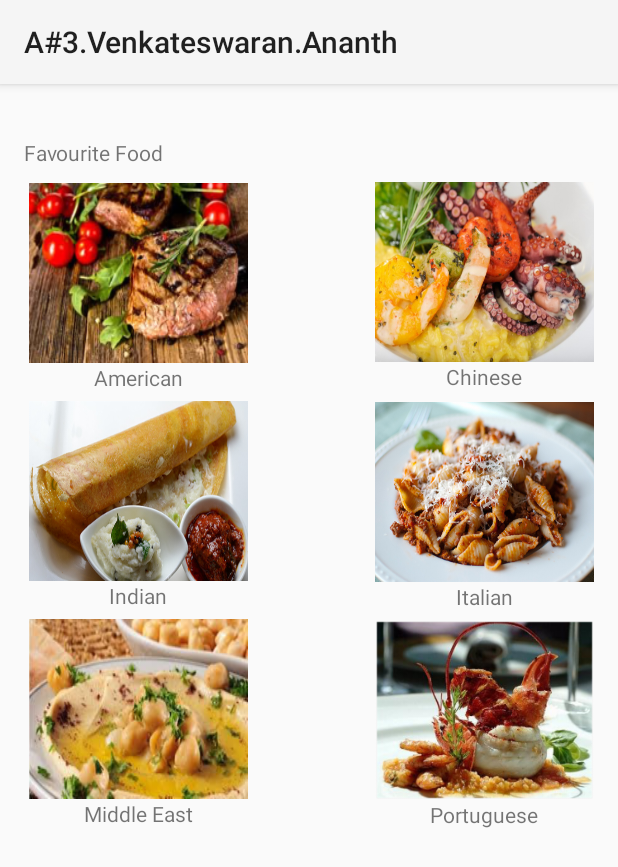
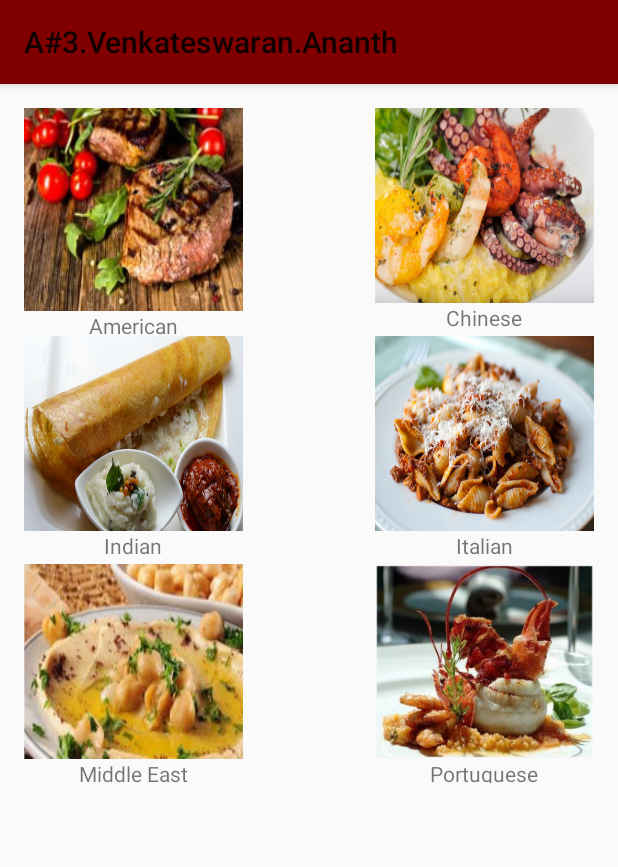
Before and after one commit to vishnuv1228/ITP-341, an Android app: the layout activity_main.xml on its own in the app's theme, with its tools: preview values and no code run, on a phone screen of 412 x 824 dp. Shown: the top 867 px of the screen. Run offline under Robolectric (Android 15) with nearby library versions, the phone set to English and light mode, and no system bars.

Commit message:
Finished Action Bar customization and resized. Have to edit title and edit status bar

```diff
--- a/Assignments/A#3.Venkateswaran.Ananth/app/build.gradle
+++ b/Assignments/A#3.Venkateswaran.Ananth/app/build.gradle
@@ -7,7 +7,7 @@ android {
     defaultConfig {
         applicationId "app.a3.ananth.venkateswaran.itp341.a3venkateswaranananth"
         minSdkVersion 22
-        targetSdkVersion 23
+        targetSdkVersion 22
         versionCode 1
         versionName "1.0"
     }
@@ -20,5 +20,6 @@ android {
 }
 
 dependencies {
+    compile "com.android.support:appcompat-v7:22.0.+"
     compile fileTree(dir: 'libs', include: ['*.jar'])
 }
--- a/Assignments/A#3.Venkateswaran.Ananth/app/src/main/AndroidManifest.xml
+++ b/Assignments/A#3.Venkateswaran.Ananth/app/src/main/AndroidManifest.xml
@@ -1,7 +1,7 @@
 <?xml version="1.0" encoding="utf-8"?>
 <manifest xmlns:android="http://schemas.android.com/apk/res/android"
     package="app.a3.ananth.venkateswaran.itp341.a3venkateswaranananth" >
-
+    <uses-sdk android:minSdkVersion="14"  android:targetSdkVersion="22" />
     <application
         android:allowBackup="true"
         android:icon="@mipmap/ic_launcher"
--- a/Assignments/A#3.Venkateswaran.Ananth/app/src/main/java/app/a3/ananth/venkateswaran/itp341/a3venkateswaranananth/MainActivity.java
+++ b/Assignments/A#3.Venkateswaran.Ananth/app/src/main/java/app/a3/ananth/venkateswaran/itp341/a3venkateswaranananth/MainActivity.java
@@ -1,8 +1,11 @@
 package app.a3.ananth.venkateswaran.itp341.a3venkateswaranananth;
 
 
+import android.app.ActionBar;
 import android.app.Activity;
+import android.graphics.Color;
 import android.os.Bundle;
+import android.support.v7.app.ActionBarActivity;
 import android.view.Menu;
 import android.view.MenuItem;
 import android.view.View;
@@ -10,7 +13,7 @@ import android.widget.ImageButton;
 import android.widget.Toast;
 
 
-public class MainActivity extends Activity {
+public class MainActivity extends ActionBarActivity {
 
     ImageButton btnAmerican;
     ImageButton btnChinese;
@@ -34,7 +37,6 @@ public class MainActivity extends Activity {
     public static final String COUNTER_IT = " app.a3.ananth.venkateswaran.itp41.a3venkateswaranananth.counterIt";
     public static final String COUNTER_MI = " app.a3.ananth.venkateswaran.itp41.a3venkateswaranananth.counterMi";
     public static final String COUNTER_PO = " app.a3.ananth.venkateswaran.itp41.a3venkateswaranananth.counterPo";
-
 
 
     protected void onSaveInstanceState(Bundle outState) {
@@ -142,4 +144,7 @@ public class MainActivity extends Activity {
             }
         }
     }
+
+
+
 }
--- a/Assignments/A#3.Venkateswaran.Ananth/app/src/main/res/layout/activity_main.xml
+++ b/Assignments/A#3.Venkateswaran.Ananth/app/src/main/res/layout/activity_main.xml
@@ -16,29 +16,20 @@
             android:layout_width="match_parent"
             android:layout_height="wrap_content">
 
-            <TextView
-                android:layout_width="wrap_content"
-                android:layout_height="32dp"
-                android:text="@string/title"
-                android:id="@+id/textView"
-                android:layout_marginTop="20dp"/>
-
             <LinearLayout
                 android:orientation="vertical"
                 android:layout_width="wrap_content"
-                android:layout_height="450dp"
-                android:layout_marginTop="50dp"
-                android:layout_marginLeft="-90dp">
+                android:layout_height="450dp">
 
                 <LinearLayout
                     android:orientation="vertical"
                     android:layout_width="146dp"
-                    android:layout_height="145dp"
+                    android:layout_height="152dp"
                     android:weightSum="1">
 
                     <ImageButton
                         android:layout_width="match_parent"
-                        android:layout_height="120dp"
+                        android:layout_height="135dp"
                         android:id="@+id/americanButton"
                         android:src="@drawable/american"
                         android:scaleType="fitXY"
@@ -58,11 +49,11 @@
                 <LinearLayout
                     android:orientation="vertical"
                     android:layout_width="146dp"
-                    android:layout_height="145dp">
+                    android:layout_height="152dp">
 
                     <ImageButton
                         android:layout_width="match_parent"
-                        android:layout_height="120dp"
+                        android:layout_height="130dp"
                         android:id="@+id/indianButton"
                         android:src="@drawable/indian"
                         android:scaleType="fitXY"
@@ -79,11 +70,11 @@
                 <LinearLayout
                     android:orientation="vertical"
                     android:layout_width="146dp"
-                    android:layout_height="145dp">
+                    android:layout_height="152dp">
 
                     <ImageButton
                         android:layout_width="match_parent"
-                        android:layout_height="120dp"
+                        android:layout_height="130dp"
                         android:id="@+id/middle_eastButton"
                         android:src="@drawable/middle_east"
                         android:scaleType="fitXY"
@@ -109,18 +100,16 @@
                 <LinearLayout
                     android:orientation="vertical"
                     android:layout_width="146dp"
-                    android:layout_height="145dp"
-                    android:layout_marginTop="45dp"
+                    android:layout_height="152dp"
                     android:layout_gravity="right">
 
                     <ImageButton
                         android:layout_width="match_parent"
-                        android:layout_height="120dp"
+                        android:layout_height="130dp"
                         android:id="@+id/chineseButton"
                         android:src="@drawable/chinese"
                         android:scaleType="fitXY"
-                        android:background="@android:color/transparent"
-                        android:layout_marginTop="4dp" />
+                        android:background="@android:color/transparent" />
 
                     <TextView
                         android:layout_width="match_parent"
@@ -134,13 +123,12 @@
                 <LinearLayout
                     android:orientation="vertical"
                     android:layout_width="146dp"
-                    android:layout_height="145dp"
-                    android:layout_marginTop="5dp"
+                    android:layout_height="152dp"
                     android:layout_gravity="right">
 
                     <ImageButton
                         android:layout_width="match_parent"
-                        android:layout_height="120dp"
+                        android:layout_height="130dp"
                         android:id="@+id/italianButton"
                         android:src="@drawable/italian"
                         android:scaleType="fitXY"
@@ -157,12 +145,12 @@
                 <LinearLayout
                     android:orientation="vertical"
                     android:layout_width="146dp"
-                    android:layout_height="145dp"
+                    android:layout_height="152dp"
                     android:layout_gravity="right">
 
                     <ImageButton
                         android:layout_width="match_parent"
-                        android:layout_height="120dp"
+                        android:layout_height="130dp"
                         android:id="@+id/portugueseButton"
                         android:src="@drawable/portuguese"
                         android:scaleType="fitXY"
--- a/Assignments/A#3.Venkateswaran.Ananth/app/src/main/res/values-v21/styles.xml
+++ b/Assignments/A#3.Venkateswaran.Ananth/app/src/main/res/values-v21/styles.xml
@@ -1,5 +1,7 @@
 <?xml version="1.0" encoding="utf-8"?>
 <resources>
     <style name="AppTheme" parent="android:Theme.Material.Light">
+        <item name="android:colorPrimary">#800000</item>
     </style>
+
 </resources>
--- a/Assignments/A#3.Venkateswaran.Ananth/app/src/main/res/values/styles.xml
+++ b/Assignments/A#3.Venkateswaran.Ananth/app/src/main/res/values/styles.xml
@@ -1,10 +1,9 @@
 <resources>
 
     <!-- Base application theme. -->
-    <style name="AppTheme" parent="android:Theme.Material.Light">
-        <item name="android:background">#800000</item>
-
+    <style name="AppTheme" parent="android:Theme.Holo.Light.DarkActionBar">
         <!-- Customize your theme here. -->
     </style>
 
+
 </resources>
```
Also changed, not shown: 1 other file.
